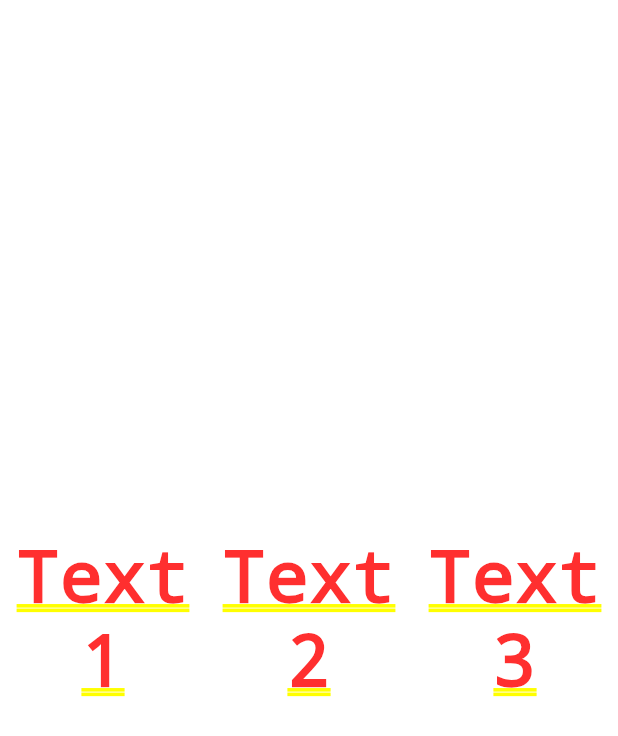
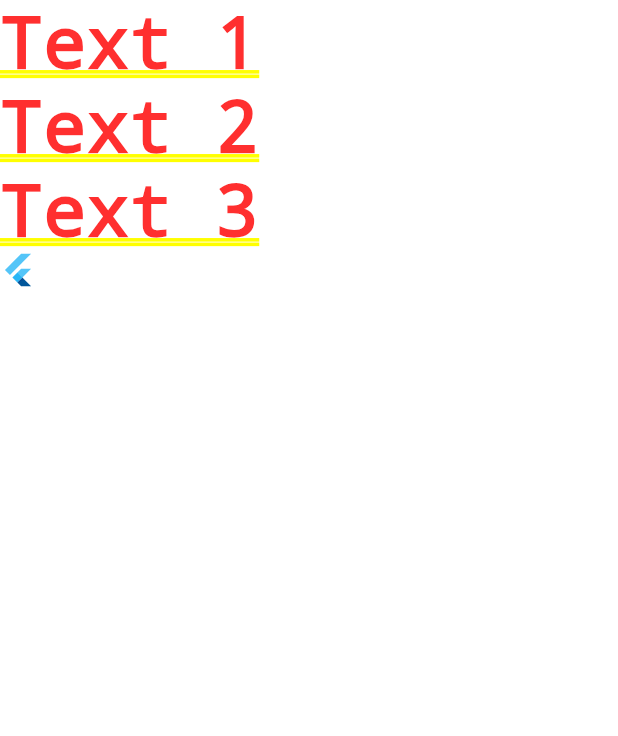
Before and after one commit to ParasRocks/Flutter-All-Widget, a Flutter app: the screen it shows after launch, on a phone screen of 412 x 824 dp. Shown: the top 736 px of the screen. Run offline on Flutter 3.47's test engine with Material 2 defaults, Android fonts, the phone set to English and light mode, and no system bars.

Commit message:
Column Flexible Widget

```diff
--- a/lib/main.dart
+++ b/lib/main.dart
@@ -33,14 +33,22 @@ class MyApp extends StatelessWidget {
 //              textScaleFactor: 0.8,
 //              style: TextStyle(color: Colors.black),
 //            )));
-        home: new Row(children: <Widget>[
-          new Expanded(child: new Text("Text 1",textAlign: TextAlign.center,),),
-          new Expanded(child: new Text("Text 2",textAlign: TextAlign.center,),),
-          new Expanded(
+        home: new Column(mainAxisSize: MainAxisSize.min,crossAxisAlignment: CrossAxisAlignment.start, children: <Widget>[
+          new Flexible(
+            child: new Text(
+              "Text 1"
+            ),
+          ),
+          new Flexible(
+            child: new Text(
+              "Text 2"
+            ),
+          ),
+          new Flexible(
               child: new Text(
-            "Text 3",
-            textAlign: TextAlign.center,
-          ))
+            "Text 3"
+          )),
+          const FlutterLogo()
         ]));
   }
 }
```
